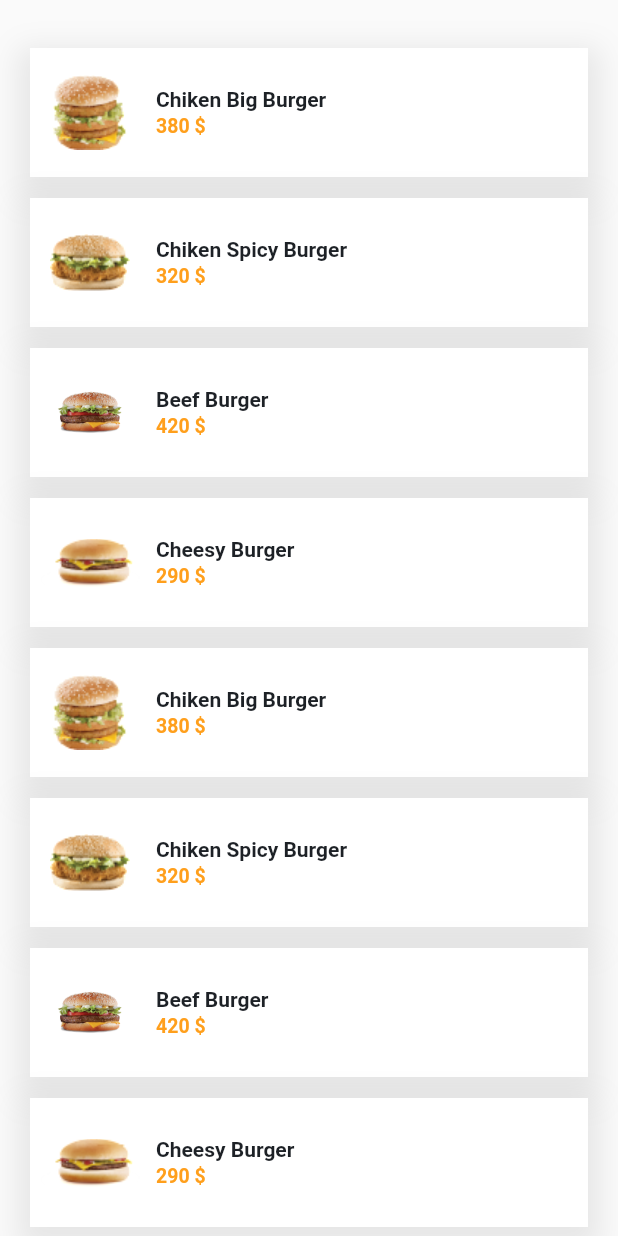
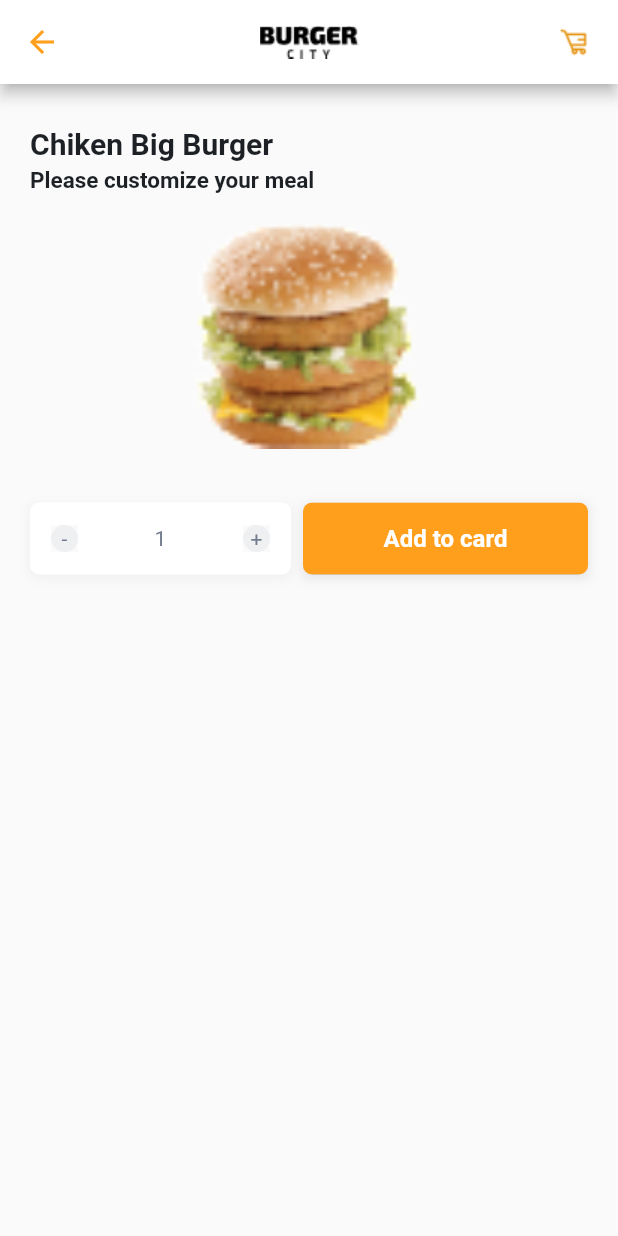
Before and after one commit to VladislavRUS/burger_city_flutter, a Flutter app: the BurgersScreen screen opened directly, after a tap on "Chiken Big Burger", on a phone screen of 412 x 824 dp. Run offline on Flutter 3.47's test engine with Material 2 defaults, Android fonts, the phone set to English and light mode, and no system bars; our stand-ins replace flutter_svg; statements that could not run were skipped.

Commit message:
With customize screen

```diff
--- a/lib/components/button.dart
+++ b/lib/components/button.dart
@@ -18,7 +18,15 @@ class Button extends StatelessWidget {
 
   @override
   Widget build(BuildContext context) {
-    return ClipRRect(
+    return Container(
+      decoration: BoxDecoration(boxShadow: <BoxShadow>[
+        BoxShadow(
+            color: Color.fromARGB(20, 0, 0, 0),
+            blurRadius: 5,
+            spreadRadius: 1,
+            offset: Offset(0, 2))
+      ]),
+      child: ClipRRect(
         borderRadius: BorderRadius.circular(6),
         child: Material(
           elevation: 5,
@@ -41,7 +49,8 @@ class Button extends StatelessWidget {
                               width: 20,
                               height: 20,
                               child: CircularProgressIndicator(
-                              valueColor: AlwaysStoppedAnimation(Colors.white),
+                                valueColor:
+                                    AlwaysStoppedAnimation(Colors.white),
                                 strokeWidth: 3,
                               )),
                         )),
@@ -63,6 +72,7 @@ class Button extends StatelessWidget {
             ),
           ),
         ),
+      ),
     );
   }
 }
--- /dev/null
+++ b/lib/components/custom_chip.dart
@@ -0,0 +1,21 @@
+import 'package:flutter/material.dart';
+
+class CustomChip extends StatelessWidget {
+  Widget child;
+
+  CustomChip({this.child});
+
+  @override
+  Widget build(BuildContext context) {
+    return Container(
+      width: 18,
+      height: 18,
+      decoration: BoxDecoration(
+          color: Color.fromARGB(20, 114, 124, 142),
+          borderRadius: BorderRadius.circular(9)),
+      child: Center(
+        child: child,
+      ),
+    );
+  }
+}
--- /dev/null
+++ b/lib/components/quantity_button.dart
@@ -0,0 +1,51 @@
+import 'package:burger_city_flutter/constants/app_colors.dart';
+import 'package:flutter/material.dart';
+
+import 'custom_chip.dart';
+
+class QuantityButton extends StatelessWidget {
+  final String value;
+  Function onDec;
+  Function onInc;
+
+  QuantityButton(this.value, this.onDec, this.onInc);
+
+  Widget buildChipButton(String text, Function onTap) {
+    return Material(
+      child: InkWell(
+        onTap: onTap,
+        child: CustomChip(
+            child: Text(
+          text,
+          style: TextStyle(fontSize: 14, color: AppColors.DARK_ICON_COLOR),
+        )),
+      ),
+    );
+  }
+
+  @override
+  Widget build(BuildContext context) {
+    return Container(
+      decoration: BoxDecoration(boxShadow: <BoxShadow>[
+        BoxShadow(
+            color: Color.fromARGB(10, 0, 0, 0),
+            blurRadius: 5,
+            spreadRadius: 1,
+            offset: Offset(0, 2))
+      ], color: Colors.white, borderRadius: BorderRadius.circular(6)),
+      height: 48,
+      padding: EdgeInsets.only(left: 14, right: 14),
+      child: Row(
+        mainAxisAlignment: MainAxisAlignment.spaceBetween,
+        children: <Widget>[
+          buildChipButton('-', onDec),
+          Text(
+            value,
+            style: TextStyle(fontSize: 14, color: AppColors.DARK_ICON_COLOR),
+          ),
+          buildChipButton('+', onInc),
+        ],
+      ),
+    );
+  }
+}
--- a/lib/constants/routes.dart
+++ b/lib/constants/routes.dart
@@ -1,4 +1,5 @@
 class Routes {
   static const String INTRO = '/';
   static const String APP = '/app';
+  static const String CUSTOMIZE = '/customize';
 }
--- a/lib/main.dart
+++ b/lib/main.dart
@@ -1,5 +1,6 @@
 import 'package:burger_city_flutter/constants/routes.dart';
 import 'package:burger_city_flutter/screens/app/app.dart';
+import 'package:burger_city_flutter/screens/customize/customize.dart';
 import 'package:burger_city_flutter/screens/intro/intro.dart';
 import 'package:burger_city_flutter/store/store.dart';
 import 'package:flutter/material.dart';
@@ -21,6 +22,7 @@ class MyApp extends StatelessWidget {
       routes: {
         Routes.INTRO: (_) => IntroScreen(),
         Routes.APP: (_) => AppScreen(),
+        Routes.CUSTOMIZE: (_) => CustomizeScreen(),
       },
     );
   }
--- /dev/null
+++ b/lib/models/order.dart
@@ -0,0 +1,7 @@
+import 'burger.dart';
+
+class Order {
+  Burger burger;
+
+  Order(this.burger);
+}
--- a/lib/screens/app/app.dart
+++ b/lib/screens/app/app.dart
@@ -1,5 +1,4 @@
 import 'package:burger_city_flutter/constants/app_colors.dart';
-import 'package:burger_city_flutter/constants/durations.dart';
 import 'package:burger_city_flutter/screens/burgers/burgers.dart';
 import 'package:burger_city_flutter/screens/home/home.dart';
 import 'package:flutter/material.dart';
@@ -108,6 +107,16 @@ class AppScreenState extends State<AppScreen> {
                     fit: BoxFit.fill,
                     image: AssetImage('assets/logo-title.png'))),
           ),
+          actions: <Widget>[
+            Container(
+              margin: EdgeInsets.only(right: 20),
+              width: 19,
+              height: 18,
+              decoration: BoxDecoration(
+                  image: DecorationImage(
+                      image: AssetImage('assets/icons/cart.png'))),
+            )
+          ],
         ),
         body: pageView);
   }
--- a/lib/screens/burgers/burgers.dart
+++ b/lib/screens/burgers/burgers.dart
@@ -1,5 +1,7 @@
+import 'package:burger_city_flutter/components/custom_chip.dart';
 import 'package:burger_city_flutter/components/loader.dart';
 import 'package:burger_city_flutter/constants/app_colors.dart';
+import 'package:burger_city_flutter/constants/routes.dart';
 import 'package:burger_city_flutter/models/burger.dart';
 import 'package:burger_city_flutter/store/store.dart';
 import 'package:flutter/material.dart';
@@ -77,7 +79,11 @@ class BurgersScreenState extends State<BurgersScreen> {
       child: Material(
         color: Colors.transparent,
         child: InkWell(
-          onTap: () {},
+          onTap: () {
+            Store store = of(context);
+            store.makeOrderFromBurger(burger);
+            Navigator.of(context).pushNamed(Routes.CUSTOMIZE);
+          },
           child: Row(
             children: <Widget>[
               Container(
@@ -109,6 +115,14 @@ class BurgersScreenState extends State<BurgersScreen> {
                         color: AppColors.MAIN_COLOR),
                   ),
                 ],
+              ),
+              Spacer(),
+              Container(
+                margin: EdgeInsets.only(right: 20),
+                child: CustomChip(
+                    child: Container(
+                        margin: EdgeInsets.only(left: 2),
+                        child: Image.asset('assets/icons/chevron.png'))),
               )
             ],
           ),
--- /dev/null
+++ b/lib/screens/customize/customize.dart
@@ -0,0 +1,160 @@
+import 'package:burger_city_flutter/components/button.dart';
+import 'package:burger_city_flutter/components/quantity_button.dart';
+import 'package:burger_city_flutter/constants/app_colors.dart';
+import 'package:burger_city_flutter/store/store.dart';
+import 'package:flutter/material.dart';
+import 'package:scoped_model/scoped_model.dart';
+
+class CustomizeScreen extends StatefulWidget {
+  @override
+  State<StatefulWidget> createState() {
+    return CustomizeScreenState();
+  }
+}
+
+class CustomizeScreenState extends State<CustomizeScreen> {
+  static Store of(context) => ScopedModel.of<Store>(context);
+  int quantity = 1;
+  bool isAddingToCard = false;
+
+  inc() {
+    setState(() {
+      quantity = quantity + 1;
+    });
+  }
+
+  dec() {
+    if (quantity == 1) {
+      return;
+    }
+
+    setState(() {
+      quantity = quantity - 1;
+    });
+  }
+
+  onAddToCart() async {
+    showLoader();
+    await Future.delayed(Duration(seconds: 2));
+    hideLoader();
+    Navigator.of(context).pop();
+  }
+
+  showLoader() {
+    setState(() {
+      isAddingToCard = true;
+    });
+  }
+
+  hideLoader() {
+    setState(() {
+      isAddingToCard = false;
+    });
+  }
+
+  Widget buildHeader() {
+    Store store = of(context);
+
+    return Container(
+      margin: EdgeInsets.only(top: 28, left: 20, right: 20, bottom: 36),
+      child: Column(
+        crossAxisAlignment: CrossAxisAlignment.start,
+        children: <Widget>[
+          Container(
+            margin: EdgeInsets.only(bottom: 4),
+            child: Text(store.currentOrder.burger.name,
+                style: TextStyle(
+                    fontSize: 20,
+                    fontWeight: FontWeight.w700,
+                    color: AppColors.MAIN_DARK_COLOR)),
+          ),
+          Container(
+              margin: EdgeInsets.only(bottom: 20),
+              child: Text(
+                'Please customize your meal',
+                style: TextStyle(
+                    fontSize: 15,
+                    color: AppColors.MAIN_DARK_COLOR,
+                    fontWeight: FontWeight.w600),
+              )),
+          Row(
+            children: <Widget>[
+              Expanded(
+                child: Container(
+                  height: 150,
+                  decoration: BoxDecoration(
+                      image: DecorationImage(
+                          image: AssetImage(store.currentOrder.burger.imageUrl),
+                          fit: BoxFit.contain)),
+                ),
+              )
+            ],
+          )
+        ],
+      ),
+    );
+  }
+
+  Widget buildButtons() {
+    return Container(
+      padding: EdgeInsets.only(bottom: 20),
+      margin: EdgeInsets.only(left: 20, right: 20),
+      child: Row(
+        children: <Widget>[
+          Expanded(
+              child: Container(
+                  child: QuantityButton(quantity.toString(), dec, inc))),
+          Container(
+              margin: EdgeInsets.only(left: 8),
+              width: 190,
+              child: Button(
+                text: 'Add to card',
+                onTap: onAddToCart,
+                isLoading: isAddingToCard,
+              ))
+        ],
+      ),
+    );
+  }
+
+  @override
+  Widget build(BuildContext context) {
+    return Scaffold(
+      appBar: AppBar(
+        leading: IconButton(
+            icon: Icon(
+              Icons.arrow_back,
+              color: AppColors.MAIN_COLOR,
+            ),
+            onPressed: () {
+              Navigator.of(context).pop();
+            }),
+        backgroundColor: Colors.white,
+        centerTitle: true,
+        title: Container(
+          width: 66,
+          height: 22,
+          decoration: BoxDecoration(
+              image: DecorationImage(
+                  fit: BoxFit.fill,
+                  image: AssetImage('assets/logo-title.png'))),
+        ),
+        actions: <Widget>[
+          Container(
+            margin: EdgeInsets.only(right: 20),
+            width: 19,
+            height: 18,
+            decoration: BoxDecoration(
+                image: DecorationImage(
+                    image: AssetImage('assets/icons/cart.png'))),
+          )
+        ],
+      ),
+      body: SingleChildScrollView(
+        child: Column(
+          children: <Widget>[buildHeader(), buildButtons()],
+        ),
+      ),
+    );
+  }
+}
--- a/lib/store/store.dart
+++ b/lib/store/store.dart
@@ -1,5 +1,6 @@
 import 'package:burger_city_flutter/constants/durations.dart';
 import 'package:burger_city_flutter/models/burger.dart';
+import 'package:burger_city_flutter/models/order.dart';
 import 'package:scoped_model/scoped_model.dart';
 
 List<Burger> burgersList = [
@@ -20,6 +21,7 @@ List<Burger> burgersList = [
 class Store extends Model {
   bool shouldRemember = false;
   List<Burger> burgers = [];
+  Order currentOrder;
 
   toggleRemember() {
     shouldRemember = !shouldRemember;
@@ -33,4 +35,9 @@ class Store extends Model {
     burgers = burgersList;
     notifyListeners();
   }
+
+  makeOrderFromBurger(Burger burger) {
+    currentOrder = Order(burger);
+    notifyListeners();
+  }
 }
```
Also changed, not shown: assets/icons/cart.png (added), assets/icons/chevron.png (added). Lines whose indentation alone changed are shown as unchanged.
